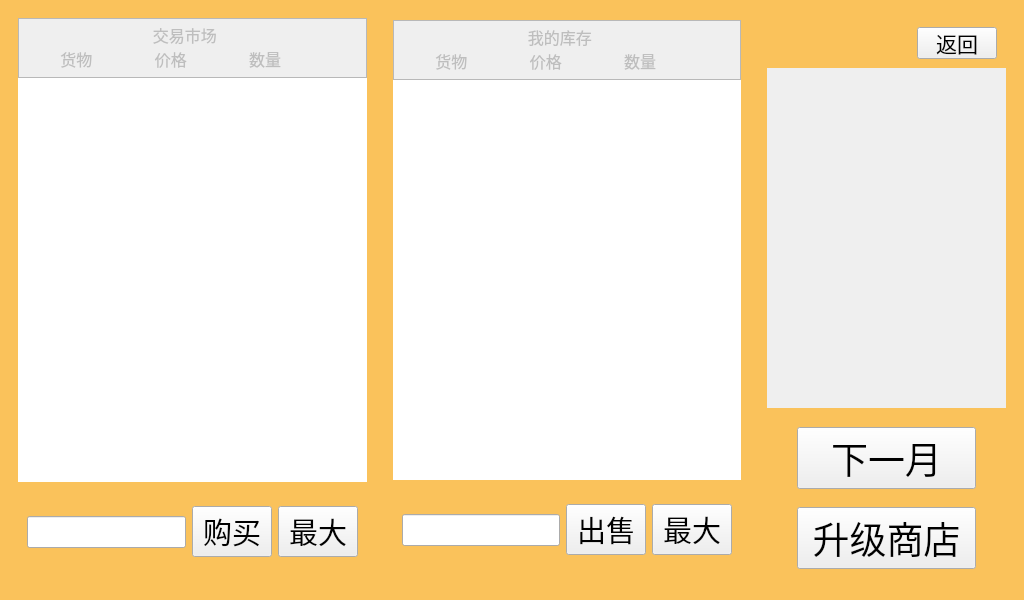
This is futures.ui in Sam-ie/Paydirt as Qt 5 draws it before an edit. The edited form follows.
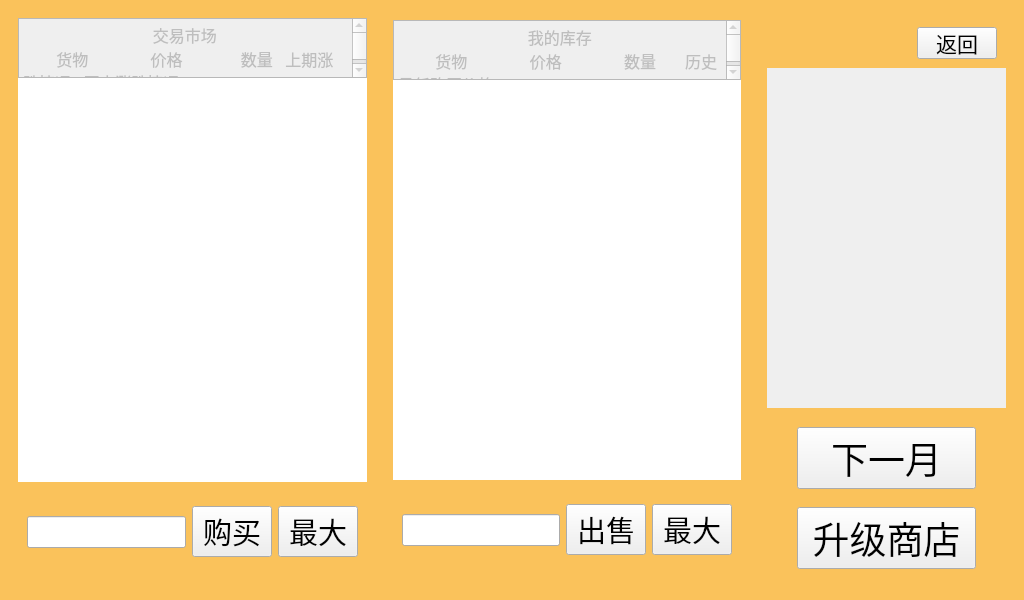
This is the edited form.

Diff of the .ui file:
```diff
--- a/futures.ui
+++ b/futures.ui
@@ -79,7 +79,7 @@
 li.checked::marker { content: &quot;\2612&quot;; }
 &lt;/style&gt;&lt;/head&gt;&lt;body style=&quot; font-family:'宋体'; font-size:11pt; font-weight:400; font-style:normal;&quot;&gt;
 &lt;p style=&quot; margin-top:0px; margin-bottom:0px; margin-left:0px; margin-right:0px; -qt-block-indent:0; text-indent:0px;&quot;&gt;&lt;span style=&quot; font-family:'Microsoft YaHei UI'; font-size:12pt;&quot;&gt; 	            交易市场&lt;/span&gt;&lt;/p&gt;
-&lt;p style=&quot; margin-top:0px; margin-bottom:0px; margin-left:0px; margin-right:0px; -qt-block-indent:0; text-indent:0px;&quot;&gt;&lt;span style=&quot; font-family:'Microsoft YaHei UI'; font-size:12pt;&quot;&gt;         货物               价格               数量&lt;/span&gt;&lt;/p&gt;&lt;/body&gt;&lt;/html&gt;</string>
+&lt;p style=&quot; margin-top:0px; margin-bottom:0px; margin-left:0px; margin-right:0px; -qt-block-indent:0; text-indent:0px;&quot;&gt;&lt;span style=&quot; font-family:'Microsoft YaHei UI'; font-size:12pt;&quot;&gt;        货物               价格              数量   上期涨跌情况   历史涨跌情况&lt;/span&gt;&lt;/p&gt;&lt;/body&gt;&lt;/html&gt;</string>
            </property>
           </widget>
          </item>
@@ -208,7 +208,7 @@
 li.checked::marker { content: &quot;\2612&quot;; }
 &lt;/style&gt;&lt;/head&gt;&lt;body style=&quot; font-family:'宋体'; font-size:11pt; font-weight:400; font-style:normal;&quot;&gt;
 &lt;p style=&quot; margin-top:0px; margin-bottom:0px; margin-left:0px; margin-right:0px; -qt-block-indent:0; text-indent:0px;&quot;&gt;&lt;span style=&quot; font-family:'Microsoft YaHei UI'; font-size:12pt;&quot;&gt; 	            我的库存&lt;/span&gt;&lt;/p&gt;
-&lt;p style=&quot; margin-top:0px; margin-bottom:0px; margin-left:0px; margin-right:0px; -qt-block-indent:0; text-indent:0px;&quot;&gt;&lt;span style=&quot; font-family:'Microsoft YaHei UI'; font-size:12pt;&quot;&gt;         货物               价格               数量&lt;/span&gt;&lt;/p&gt;&lt;/body&gt;&lt;/html&gt;</string>
+&lt;p style=&quot; margin-top:0px; margin-bottom:0px; margin-left:0px; margin-right:0px; -qt-block-indent:0; text-indent:0px;&quot;&gt;&lt;span style=&quot; font-family:'Microsoft YaHei UI'; font-size:12pt;&quot;&gt;         货物               价格               数量       历史最低购买价格&lt;/span&gt;&lt;/p&gt;&lt;/body&gt;&lt;/html&gt;</string>
            </property>
           </widget>
          </item>
```
